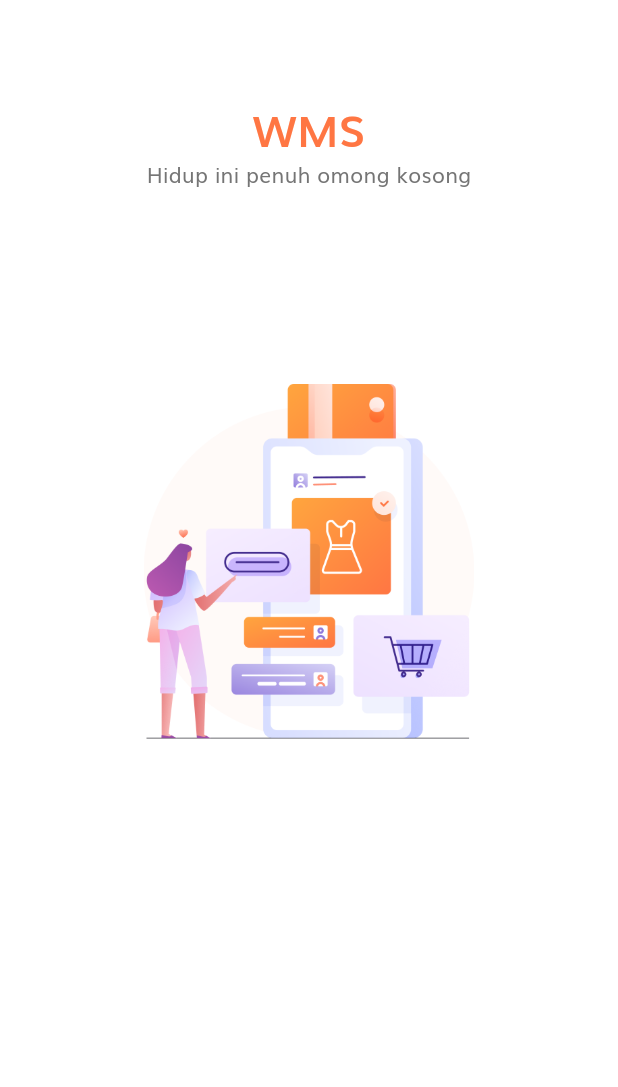
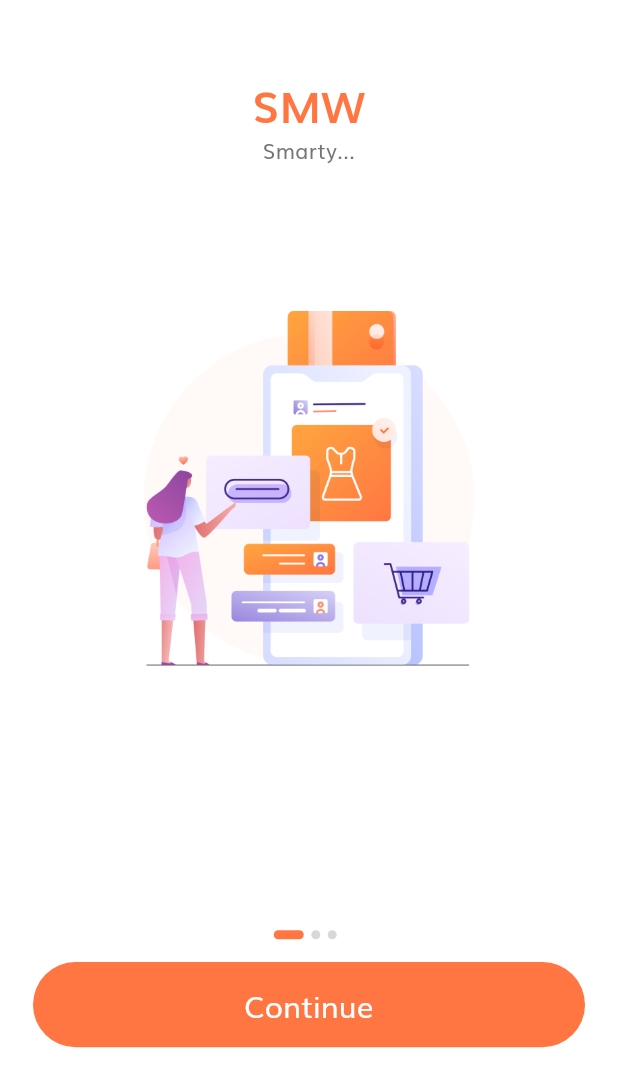
Before and after one commit to salomo07/wmsfront, a Flutter app: the screen it shows after launch, on a phone screen of 412 x 824 dp. Shown: the top 1087 px of the screen. Run offline on Flutter 3.47's test engine with Material 2 defaults, Android fonts, the phone set to English and light mode, and no system bars.

Commit message:
Splashscreen

```diff
--- a/lib/main.dart
+++ b/lib/main.dart
@@ -1,6 +1,6 @@
 import 'package:flutter/material.dart';
 import 'package:wmsfront/constants.dart';
-import 'package:wmsfront/screens/sign_in/signin_screen.dart';
+import 'package:wmsfront/screens/splashsceen/signin_screen.dart';
 
 void main() {
   runApp(const MyApp());
--- a/lib/screens/sign_in/component/body.dart
+++ /dev/null
@@ -1,81 +0,0 @@
-import 'package:flutter/material.dart';
-import 'package:wmsfront/constants.dart';
-import 'package:wmsfront/size_config.dart';
-
-class Body extends StatefulWidget{
-  const Body({super.key});
-
-  @override
-  _BodyState createState() => _BodyState();
-
-}
-class _BodyState extends State<Body>{
-  int currentPage = 0;
-  List<Map<String?, String?>> splashData = [
-    {
-      "text": "Welcome to Tokoto, Let’s shop!",
-      "image": "assets/images/splash_1.png"
-    },
-    {
-      "text":
-      "We help people conect with store \naround United State of America",
-      "image": "assets/images/splash_2.png"
-    },
-    {
-      "text": "We show the easy way to shop. \nJust stay at home with us",
-      "image": "assets/images/splash_3.png"
-    },
-  ];
-  @override
-  Widget build(BuildContext context) {
-    return SafeArea(
-      child: SizedBox(
-        width: double.infinity,
-        child: Column(
-          children: <Widget>[
-            Expanded(
-              flex: 3,
-              child: PageView.builder(itemBuilder:(context,index)=>
-                      SplashContent(
-                          title:splashData[index]["text"]="WMS",
-                          image:splashData[index]["image"]="assets/images/splash_1.png",
-                      )
-              ),
-            ),
-            Expanded(
-              flex: 2,
-              child: SizedBox(),
-            )
-          ],
-        ),
-      ),
-    );
-  }
-
-}
-
-class SplashContent extends StatelessWidget {
-  const SplashContent({
-    super.key, required this.title, required this.image,
-  });
-  final String title,image;
-  @override
-  Widget build(BuildContext context) {
-    return Column(
-      children: <Widget>[
-        Spacer(),
-        Text(this.title, style: TextStyle(
-          fontSize: getProportionateScreenWidth(26),
-          color: wPrimaryColor,
-          fontWeight: FontWeight.bold
-        )),
-        Text("Hidup ini penuh omong kosong"),
-        Spacer(flex: 2,),
-        Image.asset(this.image,
-          height: getProportionateScreenHeight(235),
-          width: getProportionateScreenWidth(235),
-        ),
-      ],
-    );
-  }
-}
--- a/lib/screens/splashscreen/loginscreen.dart
+++ b/lib/screens/sign_in/loginscreen.dart
@@ -29,9 +29,7 @@ class _SplashScreenState extends State<SplashScreen> {
         child: Column(
           mainAxisAlignment: MainAxisAlignment.center,
           children: <Widget>[
-            const Text(
-              'You have pushed the button this many times:',
-            ),
+            const Text('You have pushed the button this many times:'),
             Text(
               '$_counter',
               style: Theme.of(context).textTheme.headlineMedium,
--- /dev/null
+++ b/lib/screens/splashsceen/component/body.dart
@@ -0,0 +1,135 @@
+import 'package:flutter/material.dart';
+import 'package:wmsfront/constants.dart';
+import 'package:wmsfront/size_config.dart';
+
+class Body extends StatefulWidget{
+  const Body({super.key});
+
+  @override
+  _BodyState createState() => _BodyState();
+
+}
+class _BodyState extends State<Body>{
+  int currentPage = 0;
+  List<Map<String, String>> splashData = [
+    {
+      "header":"SMW",
+      "text": "Smarty...",
+      "image": "assets/images/splash_1.png"
+    },
+    {
+      "header":"SMW",
+      "text": "Make your life easier...",
+      "image": "assets/images/splash_2.png"
+    },
+    {
+      "header":"SMW",
+      "text": "Efficient",
+      "image": "assets/images/splash_3.png"
+    },
+  ];
+  @override
+  Widget build(BuildContext context) {
+    String t,i;
+    return SafeArea(
+      child: SizedBox(
+        width: double.infinity,
+        child: Column(
+          children: <Widget>[
+            Expanded(
+              flex: 3,
+              child: PageView.builder(
+                  onPageChanged: (value){
+                    setState(() {
+                      currentPage=value;
+                    });
+                  },
+                  itemCount: 3,
+                  itemBuilder:(context,index)=>
+                      SplashContent(
+                          header:splashData[index]['header'].toString(),
+                          text:splashData[index]['text'].toString(),
+                          image:splashData[index]['image'].toString(),
+                      )
+              ),
+            ),
+            Expanded(
+              flex: 2,
+              child: Padding(
+                padding: EdgeInsets.symmetric(horizontal: getProportionateScreenWidth(20)),
+                child: Column(
+                  children: <Widget>[
+                    Spacer(),
+                    Row(
+                      mainAxisAlignment:MainAxisAlignment.center,
+                      children: List.generate(
+                        splashData.length,
+                        (index) => buildDot(index :index),),
+                    ),
+                    Padding(
+                      padding: EdgeInsets.only(top: getProportionateScreenHeight(15)),
+                      child: SizedBox(
+                        width: double.infinity,
+                        height: getProportionateScreenHeight(56),
+                        child: TextButton(
+                            onPressed:(){},
+                            child:Text("Continue",style:
+                            TextStyle(fontSize: getProportionateScreenWidth(18),color: Colors.white)),
+                            style: ElevatedButton.styleFrom(
+                                backgroundColor: wPrimaryColor,
+                            ),
+                        ),
+                      ),
+                    ),
+                    Spacer()
+                  ],
+                ),
+              ),
+            )
+          ],
+        ),
+      ),
+    );
+  }
+
+  AnimatedContainer buildDot({int index=0}) {
+    return AnimatedContainer(
+        duration: wAnimationDuration,
+        margin: EdgeInsets.only(right: 5),
+        height: 6,
+        width: currentPage==index?20:6,
+        decoration: BoxDecoration(
+          color: currentPage==index? wPrimaryColor:Color(0xFFD8D8D8),
+          borderRadius: BorderRadius.circular(3)
+        ),
+      );
+  }
+
+}
+
+class SplashContent extends StatelessWidget {
+  const SplashContent({
+    super.key, required this.header,required this.text, required this.image,
+  });
+  final String text,image,header;
+  @override
+  Widget build(BuildContext context) {
+    return Column(
+      children: <Widget>[
+        Spacer(),
+        Text(header, style: TextStyle(
+          fontSize: getProportionateScreenWidth(26),
+          color: wPrimaryColor,
+          fontWeight: FontWeight.bold
+        )),
+        Text(text,textAlign: TextAlign.center,),
+        Spacer(flex: 2,),
+        Image.asset(image.toString(),
+          height: getProportionateScreenHeight(235),
+          width: getProportionateScreenWidth(235),
+        ),
+        Spacer()
+      ],
+    );
+  }
+}
--- a/lib/screens/sign_in/signin_screen.dart
+++ b/lib/screens/splashsceen/signin_screen.dart
@@ -1,6 +1,6 @@
 import 'package:flutter/material.dart';
 import 'package:wmsfront/constants.dart';
-import 'package:wmsfront/screens/sign_in/component/body.dart';
+import 'package:wmsfront/screens/splashsceen/component/body.dart';
 import 'package:wmsfront/size_config.dart';
 
 class SignInScreen extends StatelessWidget {
```
